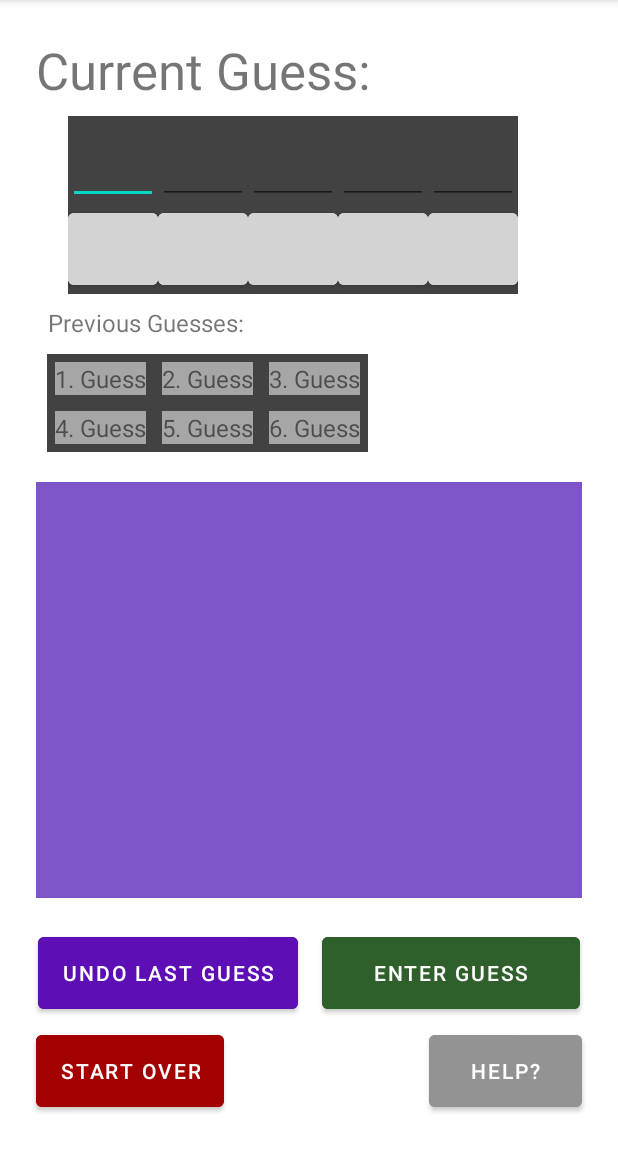
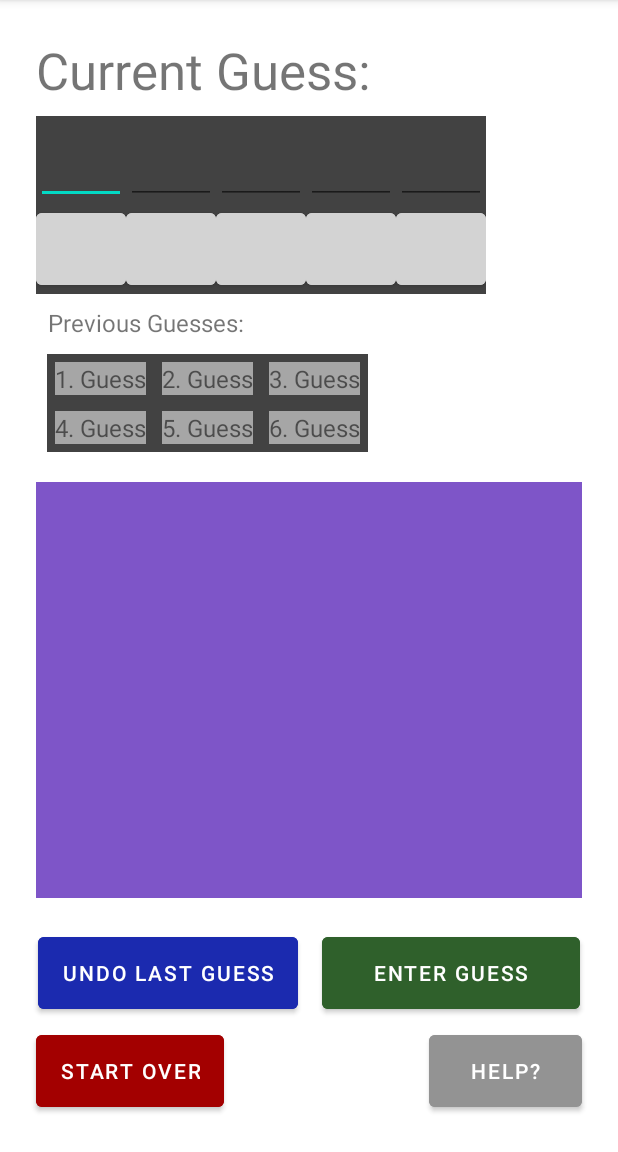
Before and after one commit to wwills2/wordle_coach, an Android app: the screen it shows after launch (MainActivity), on a phone screen of 412 x 824 dp, the part 84-1236 px from its top. Run offline under Robolectric (Android 15) with nearby library versions, the phone set to English and light mode, and no system bars.

Commit message:
minor edits

```diff
--- a/app/src/main/res/layout/activity_main.xml
+++ b/app/src/main/res/layout/activity_main.xml
@@ -43,7 +43,7 @@
             app:layout_constraintBottom_toBottomOf="@+id/enterGuess"
             app:layout_constraintStart_toStartOf="parent"
             android:layout_marginStart="25dp"
-            android:backgroundTint="#5D0FB5"
+            android:backgroundTint="#1B2AAF"
             app:layout_constraintTop_toTopOf="@+id/enterGuess"/>
 
     <Button
@@ -76,12 +76,9 @@
             android:layout_width="wrap_content"
             android:layout_height="wrap_content"
             android:layout_marginStart="24dp"
-            android:layout_marginEnd="24dp"
             android:background="@color/cardview_dark_background"
             android:columnCount="5"
             android:rowCount="2"
-            app:layout_constraintEnd_toEndOf="parent"
-            app:layout_constraintHorizontal_bias="0.333"
             app:layout_constraintStart_toStartOf="parent"
             tools:context=".MainActivity"
             app:layout_constraintBaseline_toTopOf="parent"
```
